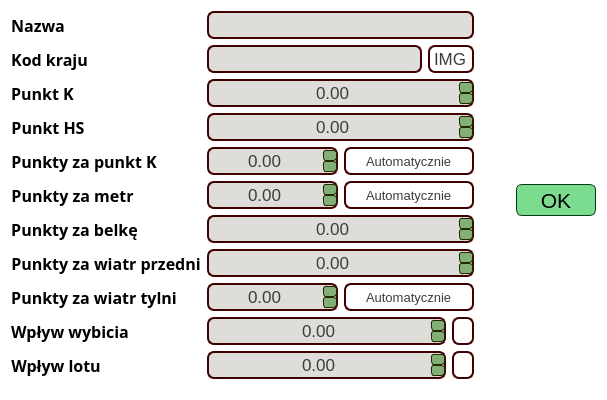
Above: UI/EditorWidgets/HillEditorWidget.ui from SiekamCebule/sj-sim before the change. Below: the same form after it.
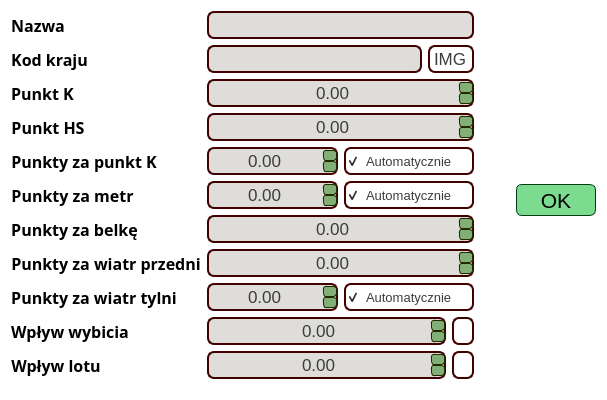
That is the form after the change. Icons and pictures are not drawn.

Commit message: Zapis skoczni do pliku

What changed in the file:
```diff
--- a/UI/EditorWidgets/HillEditorWidget.ui
+++ b/UI/EditorWidgets/HillEditorWidget.ui
@@ -608,6 +608,9 @@
          <property name="text">
           <string>Automatycznie</string>
          </property>
+         <property name="checked">
+          <bool>true</bool>
+         </property>
         </widget>
        </item>
       </layout>
@@ -707,6 +710,9 @@
          <property name="text">
           <string>Automatycznie</string>
          </property>
+         <property name="checked">
+          <bool>true</bool>
+         </property>
         </widget>
        </item>
       </layout>
@@ -914,6 +920,9 @@
          <property name="text">
           <string>Automatycznie</string>
          </property>
+         <property name="checked">
+          <bool>true</bool>
+         </property>
         </widget>
        </item>
       </layout>
```
Left out of the diff: 6 changed lines with no effect on the pictures. The commit also changes 2 other files.
